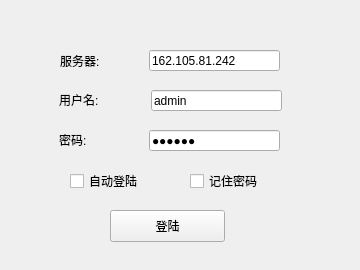
This is Interface_BT/login.ui in freshStones/alpaca as Qt 5 draws it before an edit. The edited form follows.
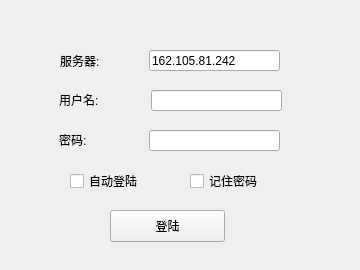
This is the edited form.

Commit message: user admin

The edit to the form file:
```diff
--- a/Interface_BT/login.ui
+++ b/Interface_BT/login.ui
@@ -45,7 +45,7 @@
     </rect>
    </property>
    <property name="text">
-    <string>admin</string>
+    <string/>
    </property>
   </widget>
   <widget class="QLabel" name="label_username">
@@ -90,7 +90,7 @@
     <string/>
    </property>
    <property name="text">
-    <string>lh2013</string>
+    <string/>
    </property>
    <property name="echoMode">
     <enum>QLineEdit::Password</enum>
```
The commit also changes 4 other files.
